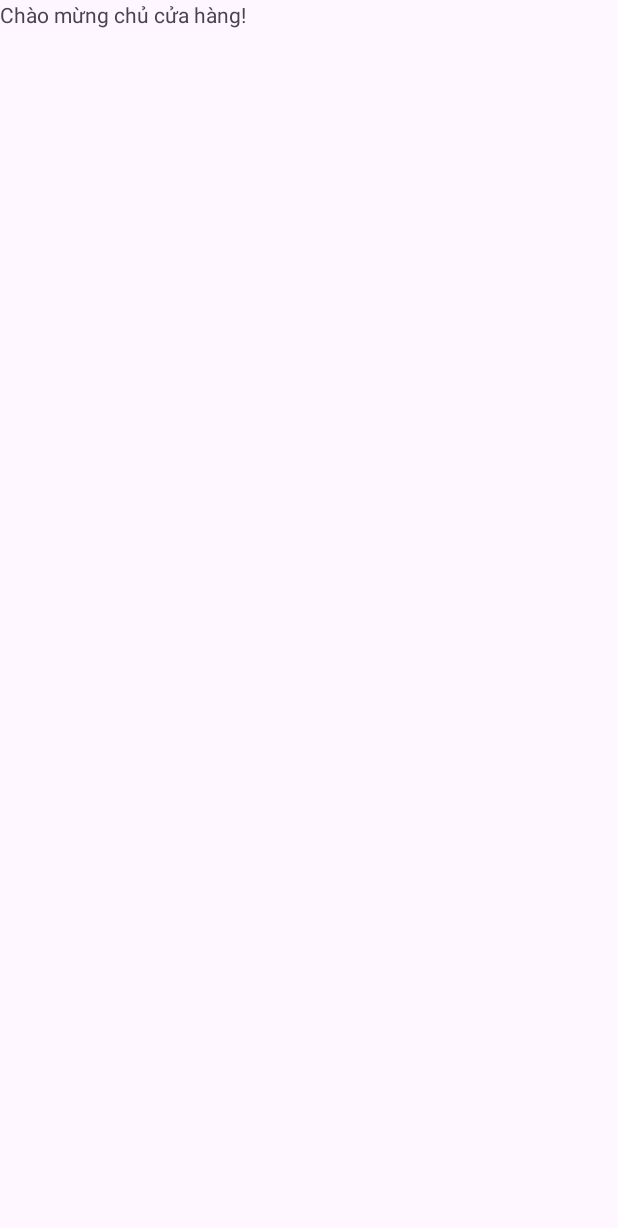
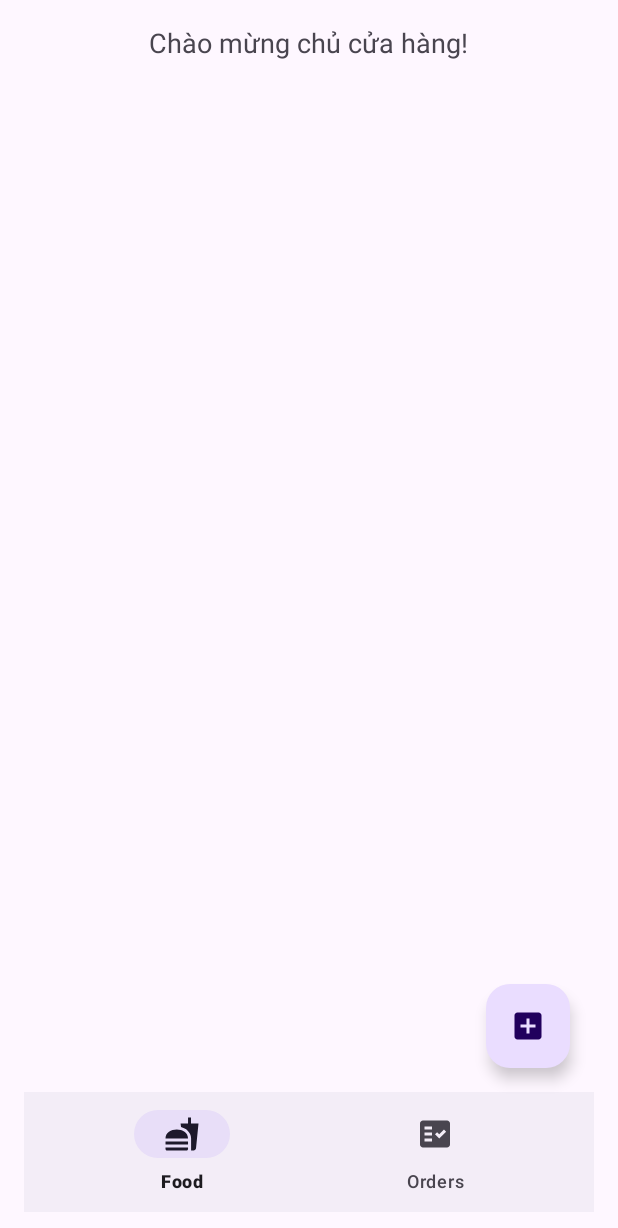
Before and after one commit to hoanglongjpg/FastDine, an Android app: the OwnerActivity screen opened directly, with no data from a screen before it, on a phone screen of 412 x 824 dp. Before the commit the part shown is almost empty. Shown: the top 1228 px of the screen. Run offline under Robolectric (Android 15) with nearby library versions, the phone set to English and light mode, and no system bars.

Commit message:
Hoan thanh owner-homepage

```diff
--- /dev/null
+++ b/app/src/main/res/drawable/ic_add.xml
@@ -0,0 +1,5 @@
+<vector xmlns:android="http://schemas.android.com/apk/res/android" android:height="64dp" android:tint="#C1C1C1" android:viewportHeight="24" android:viewportWidth="24" android:width="64dp">
+
+    <path android:fillColor="@android:color/white" android:pathData="M19,3L5,3c-1.11,0 -2,0.9 -2,2v14c0,1.1 0.89,2 2,2h14c1.1,0 2,-0.9 2,-2L21,5c0,-1.1 -0.9,-2 -2,-2zM17,13h-4v4h-2v-4L7,13v-2h4L11,7h2v4h4v2z"/>
+
+</vector>
--- /dev/null
+++ b/app/src/main/res/drawable/ic_food.xml
@@ -0,0 +1,5 @@
+<vector xmlns:android="http://schemas.android.com/apk/res/android" android:height="24dp" android:tint="#C1C1C1" android:viewportHeight="24" android:viewportWidth="24" android:width="24dp">
+
+    <path android:fillColor="@android:color/white" android:pathData="M18.06,22.99h1.66c0.84,0 1.53,-0.64 1.63,-1.46L23,5.05h-5L18,1h-1.97v4.05h-4.97l0.3,2.34c1.71,0.47 3.31,1.32 4.27,2.26 1.44,1.42 2.43,2.89 2.43,5.29v8.05zM1,21.99L1,21h15.03v0.99c0,0.55 -0.45,1 -1.01,1L2.01,22.99c-0.56,0 -1.01,-0.45 -1.01,-1zM16.03,14.99c0,-8 -15.03,-8 -15.03,0h15.03zM1.02,17h15v2h-15z"/>
+
+</vector>
--- /dev/null
+++ b/app/src/main/res/drawable/ic_order.xml
@@ -0,0 +1,5 @@
+<vector xmlns:android="http://schemas.android.com/apk/res/android" android:autoMirrored="true" android:height="24dp" android:tint="#C1C1C1" android:viewportHeight="24" android:viewportWidth="24" android:width="24dp">
+
+    <path android:fillColor="@android:color/white" android:fillType="evenOdd" android:pathData="M20,3H4C2.9,3 2,3.9 2,5v14c0,1.1 0.9,2 2,2h16c1.1,0 2,-0.9 2,-2V5C22,3.9 21.1,3 20,3zM10,17H5v-2h5V17zM10,13H5v-2h5V13zM10,9H5V7h5V9zM14.82,15L12,12.16l1.41,-1.41l1.41,1.42L17.99,9l1.42,1.42L14.82,15z"/>
+
+</vector>
--- a/app/src/main/res/layout/activity_owner.xml
+++ b/app/src/main/res/layout/activity_owner.xml
@@ -1,14 +1,57 @@
 <?xml version="1.0" encoding="utf-8"?>
 <LinearLayout xmlns:android="http://schemas.android.com/apk/res/android"
+    xmlns:app="http://schemas.android.com/apk/res-auto"
+    xmlns:tools="http://schemas.android.com/tools"
     android:layout_width="match_parent"
     android:layout_height="match_parent"
-    android:orientation="vertical">
+    android:orientation="vertical"
+    android:padding="16dp"
+    tools:context=".OwnerActivity">
 
+    <!-- TextView chào mừng -->
     <TextView
         android:id="@+id/textView"
         android:layout_width="wrap_content"
         android:layout_height="wrap_content"
-        android:text="Chào mừng chủ cửa hàng!" />
+        android:text="Chào mừng chủ cửa hàng!"
+        android:textSize="18sp"
+        android:layout_gravity="center_horizontal"
+        android:paddingBottom="8dp" />
 
-    <!-- Thêm các phần tử giao diện khác như danh sách đơn hàng, quản lý món ăn -->
+    <!-- RecyclerView để hiển thị danh sách món ăn -->
+
+    <!-- Menu dưới cùng với nút "Thêm" món ăn -->
+    <androidx.recyclerview.widget.RecyclerView
+        android:id="@+id/recyclerView_food_list"
+        android:layout_width="match_parent"
+        android:layout_height="446dp"
+        android:layout_weight="1"
+        android:divider="?android:attr/listDivider"
+        android:dividerHeight="1dp" />
+
+    <LinearLayout
+        android:layout_width="match_parent"
+        android:layout_height="wrap_content"
+        android:gravity="bottom"
+        android:orientation="horizontal">
+
+        <!-- Nút thêm món ăn -->
+
+        <!-- Tab menu (có thể tùy chọn Food/Orders) -->
+    </LinearLayout>
+
+    <com.google.android.material.floatingactionbutton.FloatingActionButton
+        android:id="@+id/fab_add_food"
+        android:layout_width="wrap_content"
+        android:layout_height="wrap_content"
+        android:layout_gravity="end"
+        android:layout_margin="16dp"
+        android:contentDescription="Add Food"
+        app:srcCompat="@drawable/ic_add" />
+
+    <com.google.android.material.bottomnavigation.BottomNavigationView
+        android:id="@+id/bottom_navigation"
+        android:layout_width="match_parent"
+        android:layout_height="wrap_content"
+        app:menu="@menu/menu_bottom_navigation" />
 </LinearLayout>
--- /dev/null
+++ b/app/src/main/res/menu/menu_bottom_navigation.xml
@@ -0,0 +1,11 @@
+<?xml version="1.0" encoding="utf-8"?>
+<menu xmlns:android="http://schemas.android.com/apk/res/android">
+    <item
+        android:id="@+id/nav_food"
+        android:icon="@drawable/ic_food"
+        android:title="Food" />
+    <item
+        android:id="@+id/nav_orders"
+        android:icon="@drawable/ic_order"
+        android:title="Orders" />
+</menu>
```
Also changed, not shown: 467 other files.
